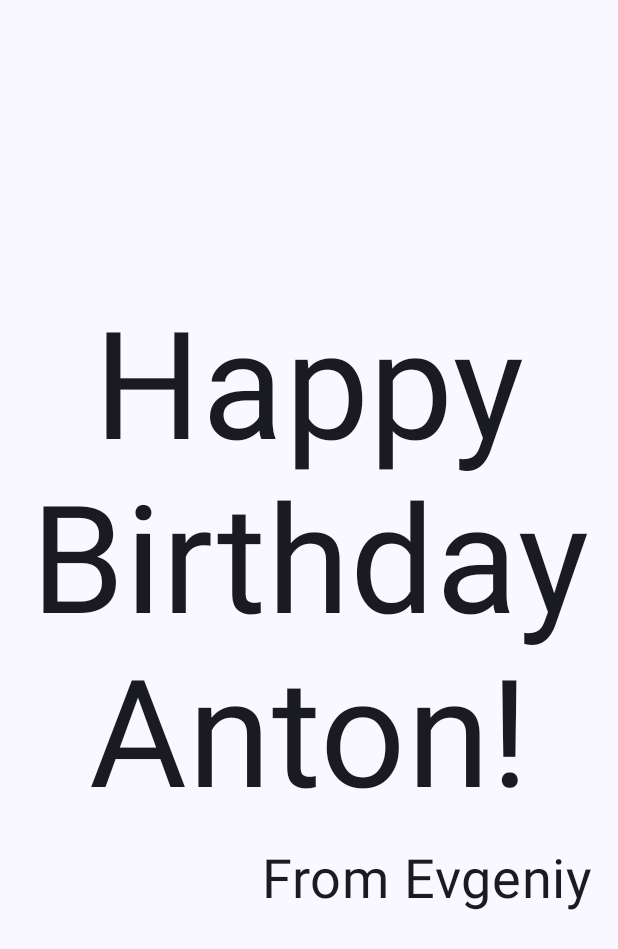
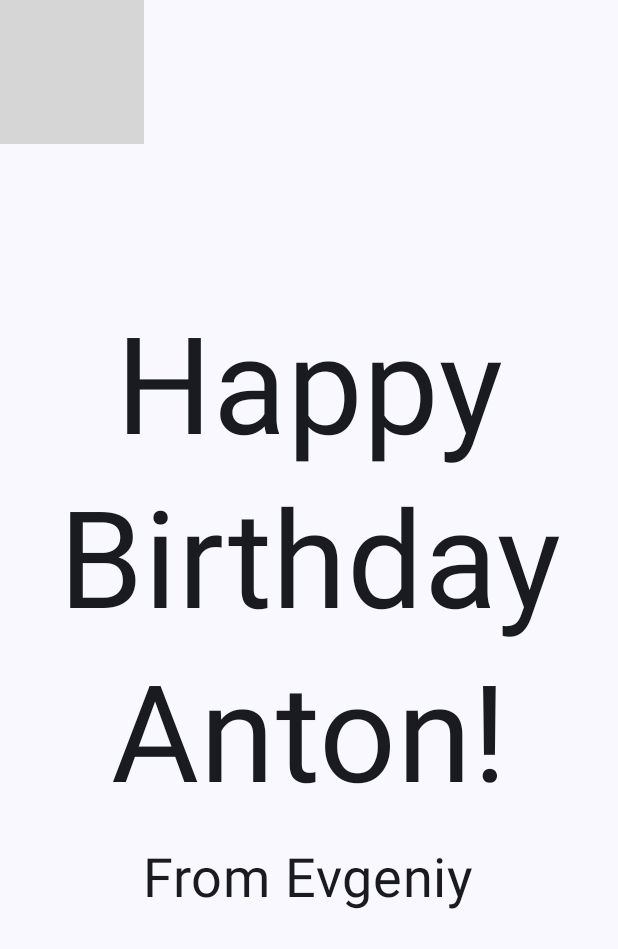
Before and after one commit to t0m-ash/Happy-Birthday, an Android app built with Jetpack Compose: the screen it shows after launch (MainActivity), on a phone screen of 412 x 824 dp. Shown: the top 949 px of the screen. Run offline under Robolectric (Android 15) with nearby library versions, the phone set to English and light mode, and no system bars; grey boxes are pictures that could not be loaded.

Commit message:
The end of the second lesson

```diff
--- a/app/src/main/java/com/example/happybirthday/MainActivity.kt
+++ b/app/src/main/java/com/example/happybirthday/MainActivity.kt
@@ -3,7 +3,9 @@ package com.example.happybirthday
 import android.os.Bundle
 import androidx.activity.ComponentActivity
 import androidx.activity.compose.setContent
+import androidx.compose.foundation.Image
 import androidx.compose.foundation.layout.Arrangement
+import androidx.compose.foundation.layout.Box
 import androidx.compose.foundation.layout.Column
 import androidx.compose.foundation.layout.Row
 import androidx.compose.foundation.layout.fillMaxSize
@@ -14,6 +16,9 @@ import androidx.compose.material3.Text
 import androidx.compose.runtime.Composable
 import androidx.compose.ui.Alignment
 import androidx.compose.ui.Modifier
+import androidx.compose.ui.layout.ContentScale
+import androidx.compose.ui.res.painterResource
+import androidx.compose.ui.res.stringResource
 import androidx.compose.ui.text.style.TextAlign
 import androidx.compose.ui.tooling.preview.Preview
 import androidx.compose.ui.unit.dp
@@ -30,7 +35,8 @@ class MainActivity : ComponentActivity() {
                     modifier = Modifier.fillMaxSize(),
                     color = MaterialTheme.colorScheme.background
                 ) {
-                    GreetingText(message = "Happy Birthday Anton!", from = "From Evgeniy")
+                    GreetingImage(stringResource(R.string.happy_birthday_text),
+                        stringResource(R.string.signature_text))
                 }
             }
         }
@@ -45,7 +51,7 @@ fun GreetingText(message: String, from: String, modifier: Modifier = Modifier) {
     ) {
         Text(
             text = message,
-            fontSize = 100.sp,
+            fontSize = 90.sp,
             lineHeight = 116.sp,
             textAlign = TextAlign.Center
         )
@@ -54,7 +60,27 @@ fun GreetingText(message: String, from: String, modifier: Modifier = Modifier) {
             fontSize = 36.sp,
             modifier = Modifier
                 .padding(16.dp)
-                .align(alignment = Alignment.End)
+                .align(alignment = Alignment.CenterHorizontally)
+        )
+    }
+}
+
+@Composable
+fun GreetingImage(message: String, from: String, modifier: Modifier = Modifier){
+    val image = painterResource(R.drawable.androidparty)
+    Box{
+        Image(
+            painter = image,
+            contentDescription = null,
+            contentScale = ContentScale.Crop,
+            alpha = 0.5F
+        )
+        GreetingText(
+            message = message,
+            from = from,
+            modifier = Modifier
+                .fillMaxSize()
+                .padding(8.dp)
         )
     }
 }
@@ -63,6 +89,6 @@ fun GreetingText(message: String, from: String, modifier: Modifier = Modifier) {
 @Composable
 fun BirthdayCardPreview() {
     HappyBirthdayTheme {
-        GreetingText(message = "Happy Birthday Anton!", from = "From Evgeniy")
+        GreetingImage("Happy Birthday Anton!","From Evgeniy")
     }
 }
--- a/app/src/main/res/values/strings.xml
+++ b/app/src/main/res/values/strings.xml
@@ -1,3 +1,5 @@
 <resources>
     <string name="app_name">Happy Birthday</string>
+    <string name="happy_birthday_text">Happy Birthday Anton!</string>
+    <string name="signature_text">From Evgeniy</string>
 </resources>
```
Also changed, not shown: 1 other file.
